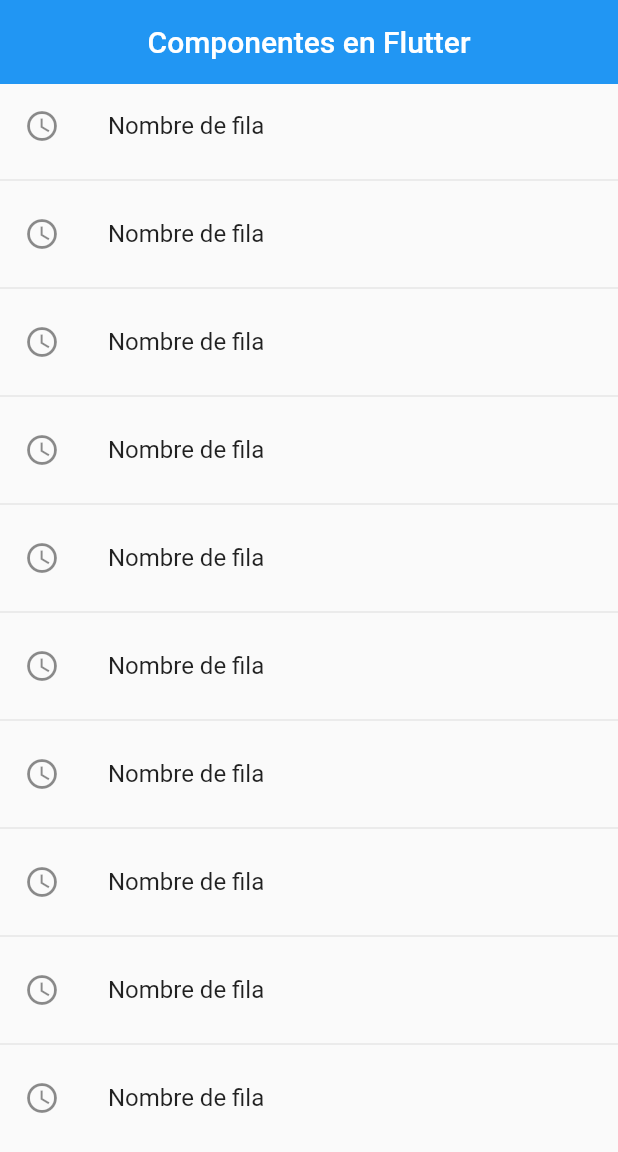
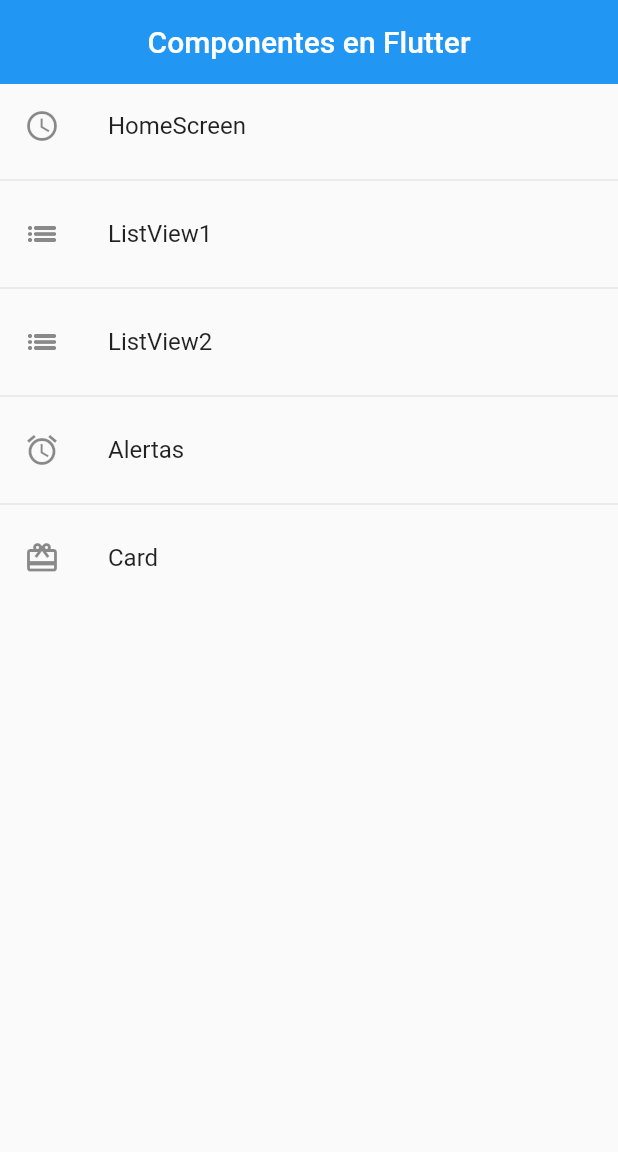
Before and after one commit to facu1717/curso-flutter, a Flutter app: the screen it shows after launch, on a phone screen of 412 x 824 dp. Shown: the top 1152 px of the screen. Run offline on Flutter 3.47's test engine with Material 2 defaults, Android fonts, the phone set to English and light mode, and no system bars.

Commit message:
avance curso

```diff
--- a/FL_componets_2/lib/main.dart
+++ b/FL_componets_2/lib/main.dart
@@ -1,6 +1,4 @@
-
 import 'package:fl_componets_2/router/app_routes.dart';
-import 'package:fl_componets_2/screens/screens.dart';
 import 'package:flutter/material.dart';
 
 void main() {
@@ -20,7 +18,7 @@
         primarySwatch: Colors.blue,
       ),
       initialRoute: AppRoutes.initialRoute,
-      routes: AppRoutes.routes,
+      routes: AppRoutes.getAppRoutes(),
       onGenerateRoute: AppRoutes.OnGenerateRoute
     );
   }
--- a/FL_componets_2/lib/models/menu_option.dart
+++ b/FL_componets_2/lib/models/menu_option.dart
@@ -1,5 +1,3 @@
-
-
 import 'package:flutter/material.dart' show IconData, Widget;
 
 class MenuOption {
--- a/FL_componets_2/lib/router/app_routes.dart
+++ b/FL_componets_2/lib/router/app_routes.dart
@@ -1,3 +1,4 @@
+
 import 'package:flutter/material.dart';
 
 import 'package:fl_componets_2/models/models.dart';
@@ -8,16 +9,30 @@
   static const initialRoute = 'home';
 
   static final menuOptions = <MenuOption> [
-      MenuOption(name: 'HomeScreen', route: 'home',  screen: const HomeScreen(), icon: Icons.access_time_outlined)
+    MenuOption(name: 'HomeScreen', route: 'home',  screen: const HomeScreen(), icon: Icons.access_time_outlined),
+    MenuOption(name: 'ListView1', route: 'listview1',  screen: const Listview1Screen(), icon: Icons.list_outlined),
+    MenuOption(name: 'ListView2', route: 'listview2',  screen: const Listview2Screen(), icon: Icons.list_outlined),
+    MenuOption(name: 'Alertas', route: 'alert',  screen: const AlertScreen(), icon: Icons.access_alarm),
+    MenuOption(name: 'Card', route: 'card',  screen: const CardScreen(), icon: Icons.card_giftcard),
   ];
 
-  static Map<String, Widget Function(BuildContext)> routes = {
-    'home' : (context) => const HomeScreen(),
-    'listview1' : (context) => const Listview1Screen(),
-    'listview2' : (context) => const Listview2Screen(),
-    'alert' : (context) => const AlertScreen(),
-    'card' : (context) => const CardScreen()
-  };
+  static Map<String, Widget Function(BuildContext)> getAppRoutes()  {
+
+    Map<String, Widget Function(BuildContext)> appRoutes = {};
+
+    for (final option in menuOptions) {
+      appRoutes.addAll({ option.route  : (BuildContext context) => option.screen });
+    }
+
+    return appRoutes;
+  }
+  // static Map<String, Widget Function(BuildContext)> routes = {
+  //   'home' : (context) => const HomeScreen(),
+  //   'listview1' : (context) => const Listview1Screen(),
+  //   'listview2' : (context) => const Listview2Screen(),
+  //   'alert' : (context) => const AlertScreen(),
+  //   'card' : (context) => const CardScreen()
+  // };
 
   static Route<dynamic> OnGenerateRoute(RouteSettings settings) {
     return MaterialPageRoute(
--- a/FL_componets_2/lib/screens/alert_screen.dart
+++ b/FL_componets_2/lib/screens/alert_screen.dart
@@ -1,10 +1,12 @@
-import 'package:flutter/cupertino.dart';
+import 'package:flutter/material.dart';
 
 class AlertScreen extends StatelessWidget {
   const AlertScreen({Key? key}) : super(key: key);
 
   @override
   Widget build(BuildContext context) {
-    return const Placeholder();
+    return const Center(
+      child: Text("alert2 SCREEN"),
+    );
   }
 }
--- a/FL_componets_2/lib/screens/card_screen.dart
+++ b/FL_componets_2/lib/screens/card_screen.dart
@@ -1,10 +1,12 @@
-import 'package:flutter/cupertino.dart';
+import 'package:flutter/material.dart';
 
 class CardScreen extends StatelessWidget {
   const CardScreen({Key? key}) : super(key: key);
 
   @override
   Widget build(BuildContext context) {
-    return const Placeholder();
+    return const Center(
+      child: Text("CARD SCREEN"),
+    );
   }
 }
--- a/FL_componets_2/lib/screens/home_screen.dart
+++ b/FL_componets_2/lib/screens/home_screen.dart
@@ -1,6 +1,9 @@
 import 'package:flutter/material.dart';
 
+import 'package:fl_componets_2/router/app_routes.dart';
+
 class HomeScreen extends StatelessWidget {
+
   const HomeScreen({Key? key}) : super(key: key);
 
   @override
@@ -14,14 +17,14 @@
       ),
       body: ListView.separated(
           itemBuilder: (context, index) => ListTile(
-              leading: const Icon(Icons.access_time_outlined),
-              title: const Text('Nombre de fila'),
+              leading: Icon(AppRoutes.menuOptions[index].icon),
+              title: Text(AppRoutes.menuOptions[index].name),
               onTap: () => {
-                Navigator.pushNamed(context, 'listview1')
+                Navigator.pushNamed(context, AppRoutes.menuOptions[index].route)
               },
           ),
           separatorBuilder: (context, index) => const Divider(),
-          itemCount: 10
+          itemCount: AppRoutes.menuOptions.length
       ),
     );
   }
--- a/FL_componets_2/lib/screens/listview1_screen.dart
+++ b/FL_componets_2/lib/screens/listview1_screen.dart
@@ -16,7 +16,7 @@
         children: [
           ...options.map((option) =>
               ListTile(
-                trailing: Icon(Icons.arrow_forward_ios_outlined),
+                trailing: const Icon(Icons.arrow_forward_ios_outlined),
                 title: Text(option),
               )
           ).toList()
--- a/FL_componets_2/lib/screens/listview2_screen.dart
+++ b/FL_componets_2/lib/screens/listview2_screen.dart
@@ -21,7 +21,6 @@
               trailing: const Icon(Icons.arrow_forward_ios_outlined, color: Colors.indigo),
               onTap: () {
                 final option = options[index];
-                print(option);
               }
             ,
           ),
```
Also changed, not shown: FL_componets_2/pubspec.lock, 1 other file.
